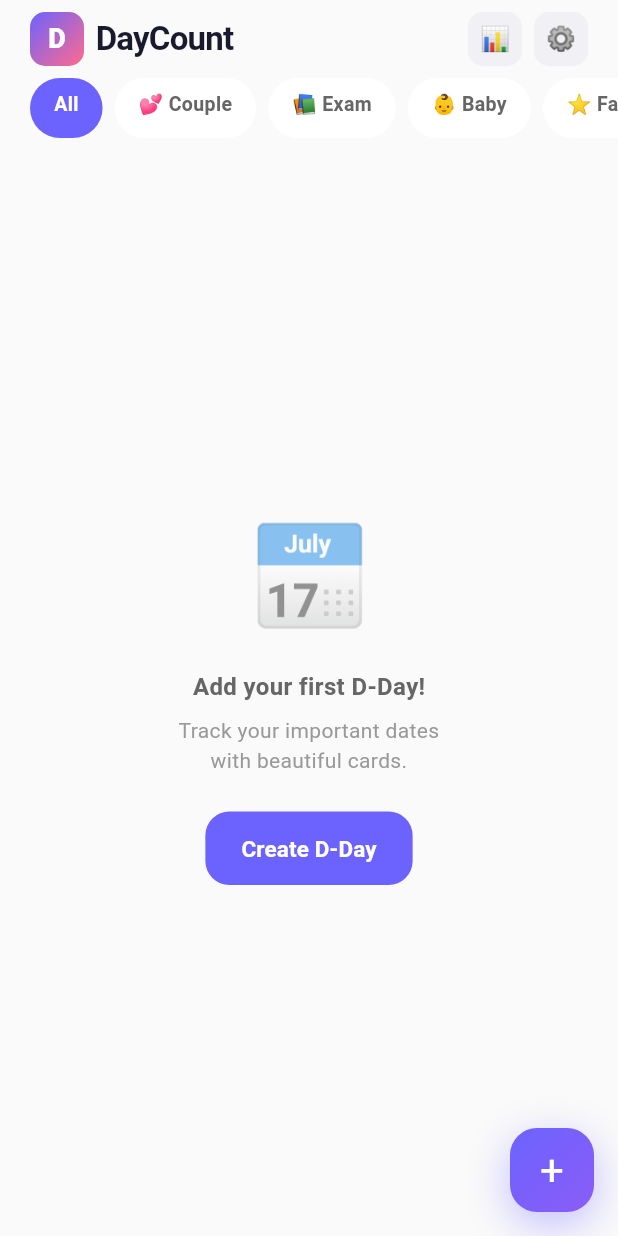
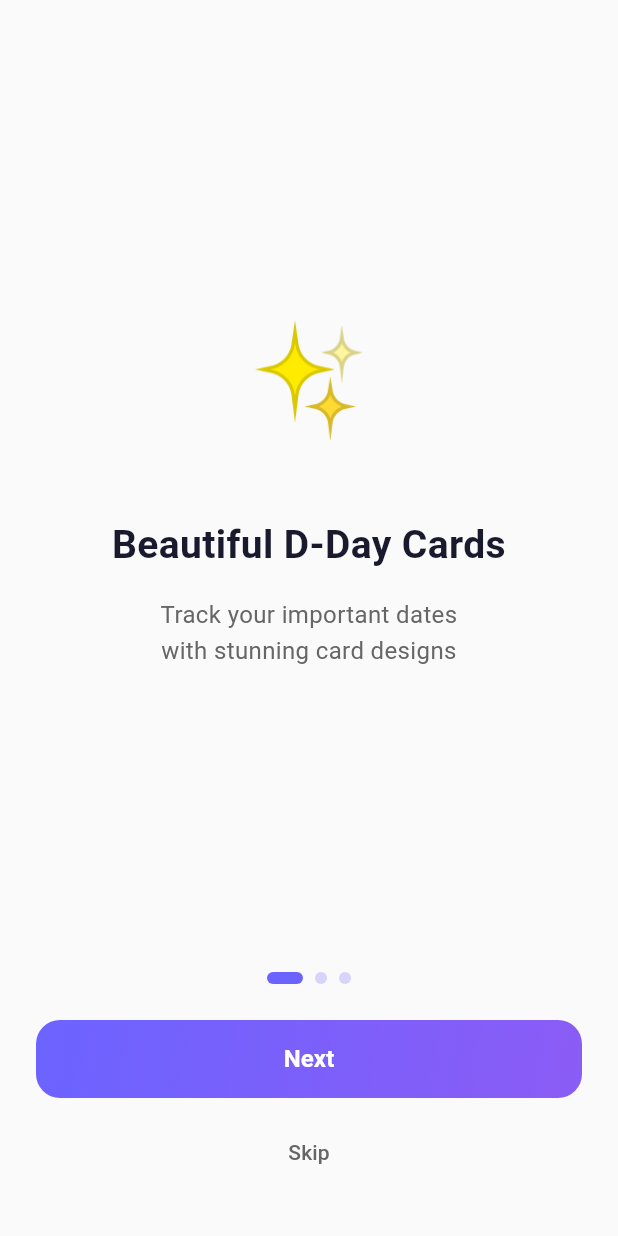
Before and after one commit to JayPark-8012/DayCount, a Flutter app: the screen it shows after launch, on a phone screen of 412 x 824 dp. Run offline on Flutter 3.47's test engine with Material 3 defaults, Android fonts, the phone set to English and light mode, and no system bars; our stand-ins replace emoji_picker_flutter, flutter_riverpod, sqflite; accounts and stored records are empty.

Commit message:
T1.7 — 온보딩 화면

```diff
--- a/lib/app.dart
+++ b/lib/app.dart
@@ -4,6 +4,7 @@ import 'package:flutter_riverpod/flutter_riverpod.dart';
 
 import 'core/constants/app_colors.dart';
 import 'features/home/home_screen.dart';
+import 'features/onboarding/onboarding_screen.dart';
 import 'l10n/app_localizations.dart';
 import 'providers/settings_providers.dart';
 
@@ -15,6 +16,9 @@ class DayCountApp extends ConsumerWidget {
     final themeModeAsync = ref.watch(themeModeProvider);
     final themeMode =
         themeModeAsync.valueOrNull ?? ThemeMode.system;
+
+    final onboardingDone =
+        ref.watch(onboardingDoneProvider).valueOrNull ?? true;
 
     return MaterialApp(
       title: 'DayCount',
@@ -42,7 +46,7 @@ class DayCountApp extends ConsumerWidget {
         scaffoldBackgroundColor: AppColors.backgroundDark,
         colorSchemeSeed: AppColors.primaryColor,
       ),
-      home: const HomeScreen(),
+      home: onboardingDone ? const HomeScreen() : const OnboardingScreen(),
     );
   }
 }
--- /dev/null
+++ b/lib/features/onboarding/onboarding_screen.dart
@@ -0,0 +1,309 @@
+import 'package:flutter/material.dart';
+import 'package:flutter_riverpod/flutter_riverpod.dart';
+
+import '../../core/constants/app_colors.dart';
+import '../../core/constants/app_config.dart';
+import '../../features/home/home_screen.dart';
+import '../../l10n/app_localizations.dart';
+import '../../providers/settings_providers.dart';
+
+class OnboardingScreen extends ConsumerStatefulWidget {
+  const OnboardingScreen({super.key});
+
+  @override
+  ConsumerState<OnboardingScreen> createState() => _OnboardingScreenState();
+}
+
+class _OnboardingScreenState extends ConsumerState<OnboardingScreen> {
+  final _pageController = PageController();
+  int _currentPage = 0;
+
+  @override
+  void dispose() {
+    _pageController.dispose();
+    super.dispose();
+  }
+
+  @override
+  Widget build(BuildContext context) {
+    final l10n = AppLocalizations.of(context)!;
+    final isDark = Theme.of(context).brightness == Brightness.dark;
+
+    final slides = [
+      _SlideData(
+        emoji: '\u2728',
+        title: l10n.onboarding_title1,
+        description: l10n.onboarding_desc1,
+      ),
+      _SlideData(
+        emoji: '\uD83C\uDFAF',
+        title: l10n.onboarding_title2,
+        description: l10n.onboarding_desc2,
+      ),
+      _SlideData(
+        emoji: '\uD83D\uDCCA',
+        title: l10n.onboarding_title3,
+        description: l10n.onboarding_desc3,
+      ),
+    ];
+
+    final isLastPage = _currentPage == slides.length - 1;
+
+    return Scaffold(
+      body: SafeArea(
+        child: Column(
+          children: [
+            // PageView
+            Expanded(
+              child: PageView.builder(
+                controller: _pageController,
+                itemCount: slides.length,
+                onPageChanged: (index) {
+                  setState(() => _currentPage = index);
+                },
+                itemBuilder: (context, index) {
+                  final slide = slides[index];
+                  return _SlidePage(
+                    emoji: slide.emoji,
+                    title: slide.title,
+                    description: slide.description,
+                    isDark: isDark,
+                  );
+                },
+              ),
+            ),
+
+            // Dot indicator
+            Padding(
+              padding: const EdgeInsets.only(bottom: AppConfig.xxl),
+              child: Row(
+                mainAxisAlignment: MainAxisAlignment.center,
+                children: List.generate(
+                  slides.length,
+                  (index) => _DotIndicator(isActive: index == _currentPage),
+                ),
+              ),
+            ),
+
+            // Next / Get Started button
+            Padding(
+              padding: const EdgeInsets.symmetric(horizontal: AppConfig.xxl),
+              child: SizedBox(
+                width: double.infinity,
+                height: 52,
+                child: DecoratedBox(
+                  decoration: BoxDecoration(
+                    gradient: AppColors.primaryGradient,
+                    borderRadius: BorderRadius.circular(AppConfig.buttonRadius),
+                  ),
+                  child: ElevatedButton(
+                    onPressed: () => _onNext(isLastPage),
+                    style: ElevatedButton.styleFrom(
+                      backgroundColor: Colors.transparent,
+                      shadowColor: Colors.transparent,
+                      shape: RoundedRectangleBorder(
+                        borderRadius:
+                            BorderRadius.circular(AppConfig.buttonRadius),
+                      ),
+                    ),
+                    child: Text(
+                      isLastPage
+                          ? l10n.onboarding_getStarted
+                          : l10n.onboarding_next,
+                      style: const TextStyle(
+                        color: Colors.white,
+                        fontSize: 16,
+                        fontWeight: FontWeight.w600,
+                      ),
+                    ),
+                  ),
+                ),
+              ),
+            ),
+
+            // Skip button
+            Padding(
+              padding: const EdgeInsets.only(
+                top: AppConfig.md,
+                bottom: AppConfig.xxxl,
+              ),
+              child: TextButton(
+                onPressed: _onSkip,
+                child: Text(
+                  l10n.onboarding_skip,
+                  style: TextStyle(
+                    color: isDark
+                        ? AppColors.textSecondaryDark
+                        : AppColors.textSecondaryLight,
+                    fontSize: 14,
+                  ),
+                ),
+              ),
+            ),
+          ],
+        ),
+      ),
+    );
+  }
+
+  void _onNext(bool isLastPage) {
+    if (isLastPage) {
+      _completeOnboarding(skipped: false);
+    } else {
+      _pageController.nextPage(
+        duration: const Duration(milliseconds: 300),
+        curve: Curves.easeInOut,
+      );
+    }
+  }
+
+  void _onSkip() {
+    _completeOnboarding(skipped: true);
+  }
+
+  Future<void> _completeOnboarding({required bool skipped}) async {
+    await ref.read(onboardingDoneProvider.notifier).setDone();
+
+    // TODO(T-analytics): log onboarding_complete event (skipped: skipped)
+
+    if (mounted) {
+      Navigator.pushReplacement(
+        context,
+        MaterialPageRoute(builder: (_) => const HomeScreen()),
+      );
+    }
+  }
+}
+
+// --- Slide data ---
+
+class _SlideData {
+  final String emoji;
+  final String title;
+  final String description;
+
+  const _SlideData({
+    required this.emoji,
+    required this.title,
+    required this.description,
+  });
+}
+
+// --- Slide page ---
+
+class _SlidePage extends StatefulWidget {
+  final String emoji;
+  final String title;
+  final String description;
+  final bool isDark;
+
+  const _SlidePage({
+    required this.emoji,
+    required this.title,
+    required this.description,
+    required this.isDark,
+  });
+
+  @override
+  State<_SlidePage> createState() => _SlidePageState();
+}
+
+class _SlidePageState extends State<_SlidePage>
+    with SingleTickerProviderStateMixin {
+  late final AnimationController _pulseController;
+  late final Animation<double> _pulseAnimation;
+
+  @override
+  void initState() {
+    super.initState();
+    _pulseController = AnimationController(
+      vsync: this,
+      duration: const Duration(milliseconds: 2000),
+    )..repeat(reverse: true);
+
+    _pulseAnimation = Tween<double>(begin: 1.0, end: 1.08).animate(
+      CurvedAnimation(parent: _pulseController, curve: Curves.easeInOut),
+    );
+  }
+
+  @override
+  void dispose() {
+    _pulseController.dispose();
+    super.dispose();
+  }
+
+  @override
+  Widget build(BuildContext context) {
+    return Padding(
+      padding: const EdgeInsets.symmetric(horizontal: AppConfig.xxxl),
+      child: Column(
+        mainAxisAlignment: MainAxisAlignment.center,
+        children: [
+          // Emoji with pulse animation
+          ScaleTransition(
+            scale: _pulseAnimation,
+            child: Text(
+              widget.emoji,
+              style: const TextStyle(fontSize: 72),
+            ),
+          ),
+
+          const SizedBox(height: 40),
+
+          // Title
+          Text(
+            widget.title,
+            style: TextStyle(
+              fontSize: 26,
+              fontWeight: FontWeight.w700,
+              color: widget.isDark
+                  ? AppColors.textPrimaryDark
+                  : AppColors.textPrimaryLight,
+            ),
+            textAlign: TextAlign.center,
+          ),
+
+          const SizedBox(height: AppConfig.lg),
+
+          // Description
+          Text(
+            widget.description,
+            style: TextStyle(
+              fontSize: 16,
+              height: 1.5,
+              color: widget.isDark
+                  ? AppColors.textSecondaryDark
+                  : AppColors.textSecondaryLight,
+            ),
+            textAlign: TextAlign.center,
+          ),
+        ],
+      ),
+    );
+  }
+}
+
+// --- Dot indicator ---
+
+class _DotIndicator extends StatelessWidget {
+  final bool isActive;
+
+  const _DotIndicator({required this.isActive});
+
+  @override
+  Widget build(BuildContext context) {
+    return AnimatedContainer(
+      duration: const Duration(milliseconds: 300),
+      curve: Curves.easeInOut,
+      margin: const EdgeInsets.symmetric(horizontal: 4),
+      width: isActive ? 24 : 8,
+      height: 8,
+      decoration: BoxDecoration(
+        color: isActive
+            ? AppColors.primaryColor
+            : AppColors.primaryColor.withValues(alpha: 0.25),
+        borderRadius: BorderRadius.circular(4),
+      ),
+    );
+  }
+}
--- a/lib/l10n/app_en.arb
+++ b/lib/l10n/app_en.arb
@@ -48,5 +48,15 @@
   "form_memoHint": "Add a note...",
   "form_save": "Save",
   "form_proBadge": "PRO",
-  "error_titleRequired": "Title is required"
+  "error_titleRequired": "Title is required",
+
+  "onboarding_title1": "Beautiful D-Day Cards",
+  "onboarding_desc1": "Track your important dates\nwith stunning card designs",
+  "onboarding_title2": "Milestone Alerts",
+  "onboarding_desc2": "Get notified when important\nmilestones are approaching",
+  "onboarding_title3": "Timeline View",
+  "onboarding_desc3": "See all your D-Days and\nmilestones at a glance",
+  "onboarding_next": "Next",
+  "onboarding_getStarted": "Get Started",
+  "onboarding_skip": "Skip"
 }
--- a/lib/l10n/app_localizations.dart
+++ b/lib/l10n/app_localizations.dart
@@ -319,6 +319,60 @@ abstract class AppLocalizations {
   /// In en, this message translates to:
   /// **'Title is required'**
   String get error_titleRequired;
+
+  /// No description provided for @onboarding_title1.
+  ///
+  /// In en, this message translates to:
+  /// **'Beautiful D-Day Cards'**
+  String get onboarding_title1;
+
+  /// No description provided for @onboarding_desc1.
+  ///
+  /// In en, this message translates to:
+  /// **'Track your important dates\nwith stunning card designs'**
+  String get onboarding_desc1;
+
+  /// No description provided for @onboarding_title2.
+  ///
+  /// In en, this message translates to:
+  /// **'Milestone Alerts'**
+  String get onboarding_title2;
+
+  /// No description provided for @onboarding_desc2.
+  ///
+  /// In en, this message translates to:
+  /// **'Get notified when important\nmilestones are approaching'**
+  String get onboarding_desc2;
+
+  /// No description provided for @onboarding_title3.
+  ///
+  /// In en, this message translates to:
+  /// **'Timeline View'**
+  String get onboarding_title3;
+
+  /// No description provided for @onboarding_desc3.
+  ///
+  /// In en, this message translates to:
+  /// **'See all your D-Days and\nmilestones at a glance'**
+  String get onboarding_desc3;
+
+  /// No description provided for @onboarding_next.
+  ///
+  /// In en, this message translates to:
+  /// **'Next'**
+  String get onboarding_next;
+
+  /// No description provided for @onboarding_getStarted.
+  ///
+  /// In en, this message translates to:
+  /// **'Get Started'**
+  String get onboarding_getStarted;
+
+  /// No description provided for @onboarding_skip.
+  ///
+  /// In en, this message translates to:
+  /// **'Skip'**
+  String get onboarding_skip;
 }
 
 class _AppLocalizationsDelegate
```
Also changed, not shown: lib/l10n/app_ko.arb (+11 -1 lines), lib/l10n/app_localizations_en.dart (+30 -0 lines), lib/l10n/app_localizations_ko.dart (+27 -0 lines), lib/providers/settings_providers.dart (+22 -0 lines).
